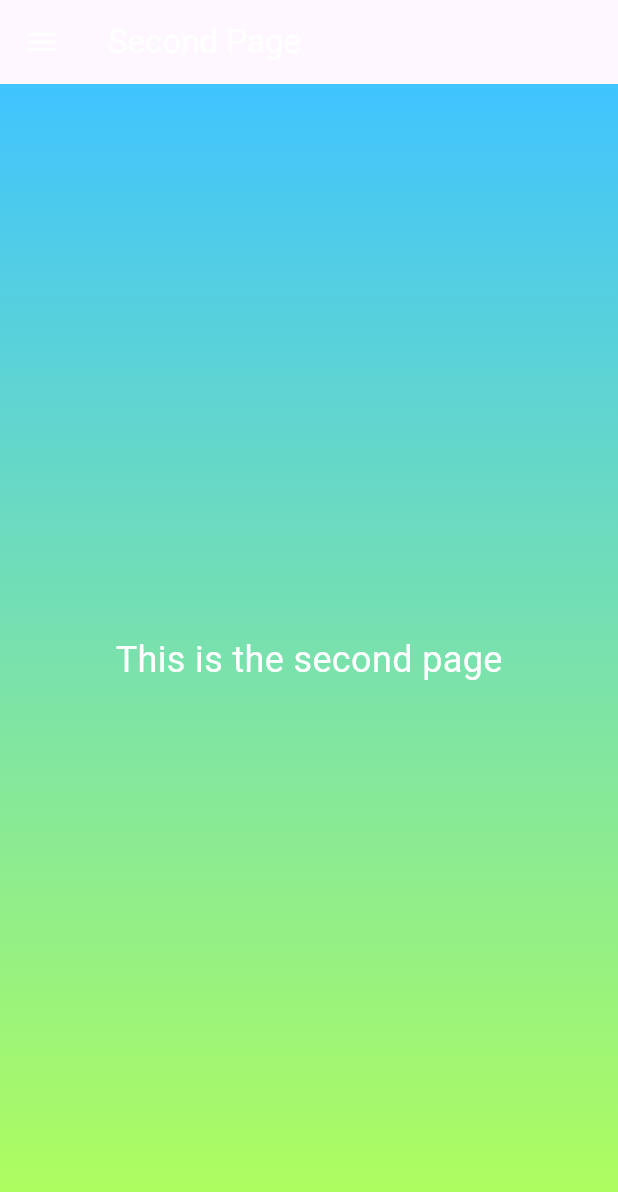
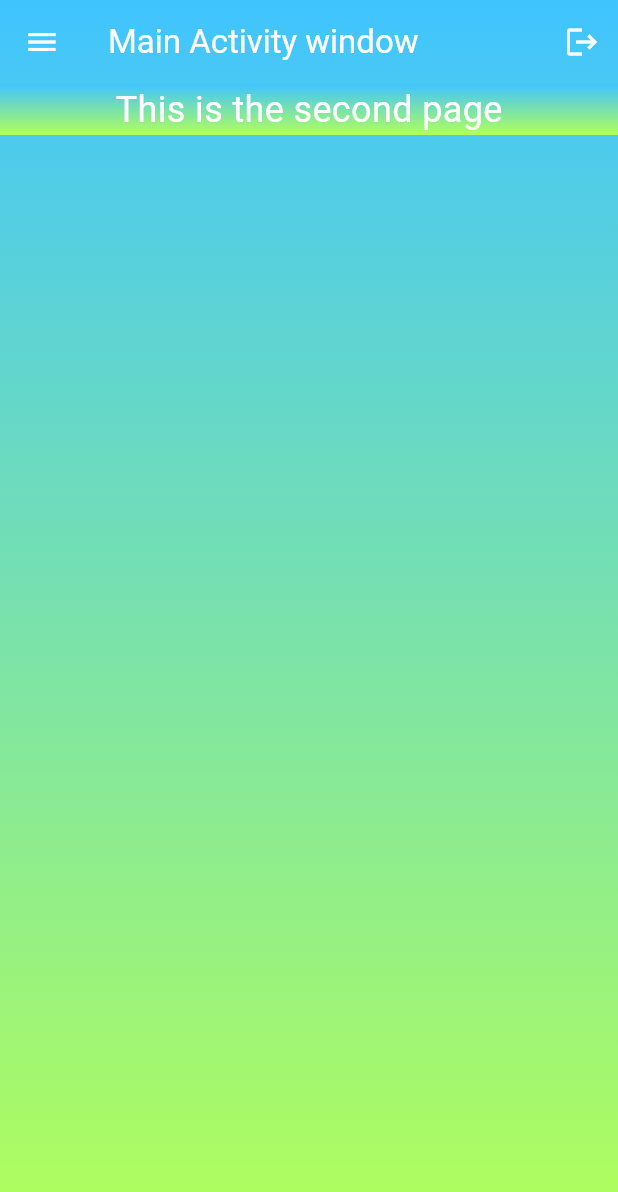
Before and after one commit to Peetzie/02808----Daily-Space, a Flutter app: the OptionTwoPage screen opened directly, on a phone screen of 412 x 824 dp. Shown: the top 1192 px of the screen. Run offline on Flutter 3.47's test engine with Material 3 defaults, Android fonts, the phone set to English and light mode, and no system bars.

Commit message:
Fixed appbar menu styling

```diff
--- a/dailyspace/lib/main.dart
+++ b/dailyspace/lib/main.dart
@@ -26,7 +26,7 @@ class ActivityTracker extends StatefulWidget {
 
 class _ActivityTrackerState extends State<ActivityTracker> {
   List<String> availableActivities =
-      List.generate(40, (index) => 'Activity ${index + 1}');
+      List.generate(4000000, (index) => 'Activity ${index + 1}');
   List<String> activeActivities = [];
 
   @override
--- a/dailyspace/lib/vis.dart
+++ b/dailyspace/lib/vis.dart
@@ -7,9 +7,19 @@ class OptionTwoPage extends StatelessWidget {
   @override
   Widget build(BuildContext context) {
     return Scaffold(
-      appBar: AppBar(
+      body: Container(
+        decoration: BoxDecoration(
+          gradient: LinearGradient(
+            begin: Alignment.topCenter,
+            end: Alignment.bottomCenter,
+            colors: [Colors.lightBlueAccent, Colors.lightGreenAccent],
+          ),
+        ),
+        child: Column(
+          children: [
+            AppBar(
               title: const Text(
-          "Second Page",
+                "Main Activity window",
                 style: TextStyle(color: Colors.white),
               ),
               backgroundColor: Colors.transparent,
@@ -24,8 +34,15 @@ class OptionTwoPage extends StatelessWidget {
                   );
                 },
               ),
+              actions: [
+                IconButton(
+                  onPressed: () {},
+                  icon: const Icon(Icons.logout),
+                  color: Colors.white,
+                )
+              ],
             ),
-      body: Container(
+            Container(
               decoration: BoxDecoration(
                 gradient: LinearGradient(
                   begin: Alignment.topCenter,
@@ -38,6 +55,9 @@ class OptionTwoPage extends StatelessWidget {
                   "This is the second page",
                   style: TextStyle(color: Colors.white, fontSize: 24),
                 ),
+              ),
+            ),
+          ],
         ),
       ),
       drawer: Drawer(
```
Lines whose indentation alone changed are shown as unchanged.
